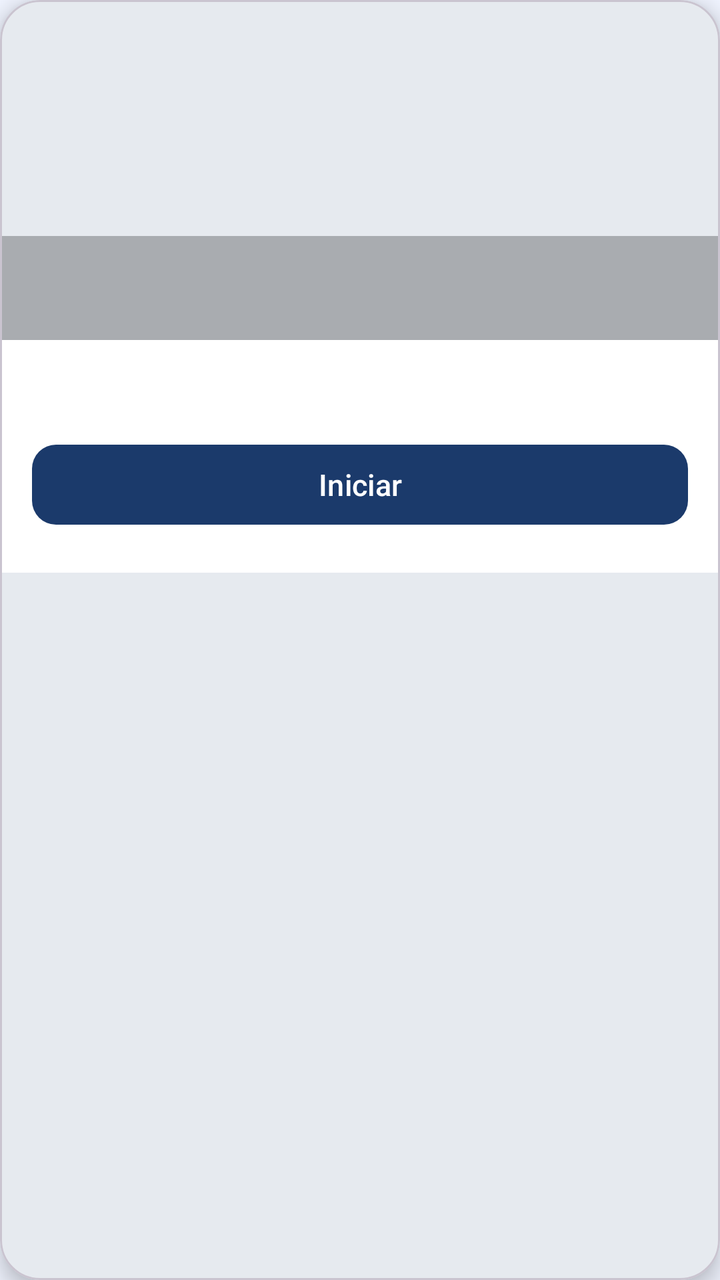
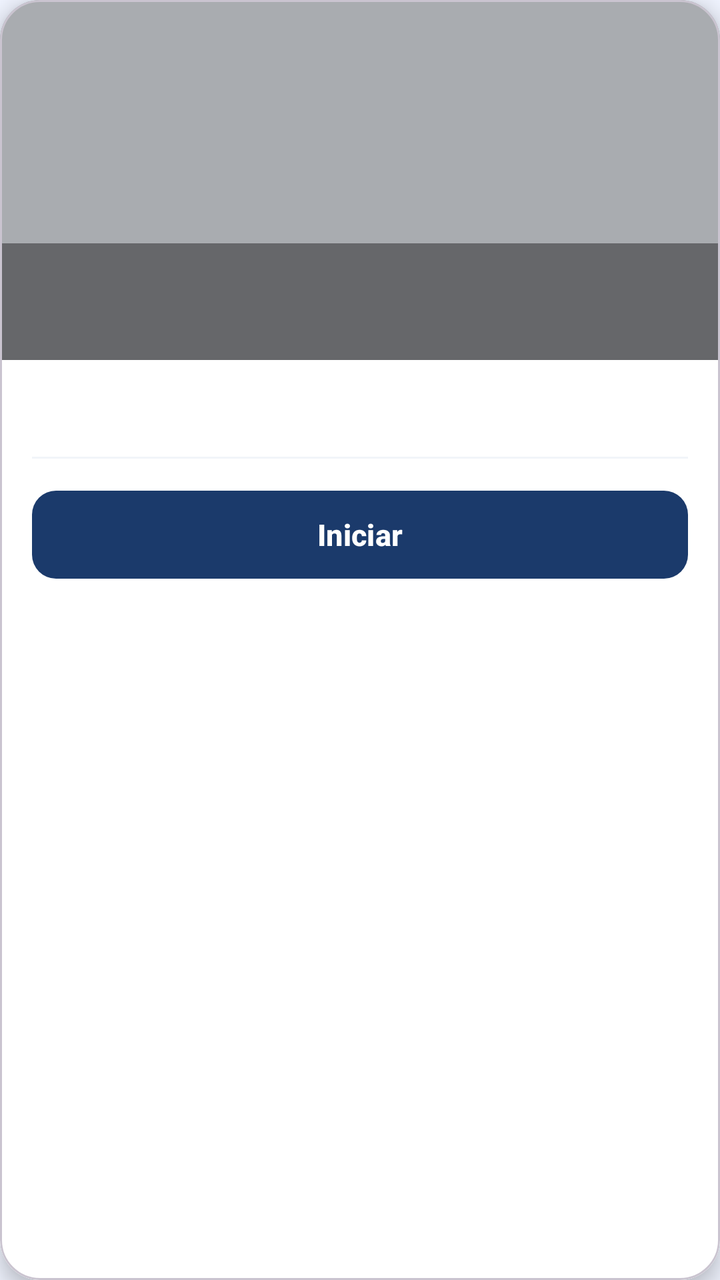

Compare the two renders of this Android layout. The source of the first and the diff that turns it into the second are given below.
<!-- AndroidManifest.xml: application theme Theme.GymApp -->
<!-- res/layout/item_day_card.xml -->
<?xml version="1.0" encoding="utf-8"?>
<com.google.android.material.card.MaterialCardView
    xmlns:android="http://schemas.android.com/apk/res/android"
    xmlns:app="http://schemas.android.com/apk/res-auto"
    android:layout_width="match_parent"
    android:layout_height="match_parent"
    app:cardCornerRadius="20dp"
    app:cardElevation="6dp"
    android:layout_marginStart="8dp"
    android:layout_marginEnd="8dp"
    android:layout_marginTop="4dp"
    android:layout_marginBottom="8dp"
    android:foreground="?attr/selectableItemBackground">

    <LinearLayout
        android:layout_width="match_parent"
        android:layout_height="wrap_content"
        android:orientation="vertical">

        
        <FrameLayout
            android:id="@+id/layout_day_header"
            android:layout_width="match_parent"
            android:layout_height="170dp">

            

            
            <TextView
                android:id="@+id/tv_day_emoji"
                android:layout_width="wrap_content"
                android:layout_height="wrap_content"
                android:layout_gravity="center"
                android:textSize="64sp"
                android:layout_marginBottom="32dp" />

            
            <LinearLayout
                android:layout_width="match_parent"
                android:layout_height="wrap_content"
                android:layout_gravity="bottom"
                android:orientation="horizontal"
                android:gravity="center_vertical"
                android:background="#44000000"
                android:paddingStart="16dp"
                android:paddingEnd="12dp"
                android:paddingTop="8dp"
                android:paddingBottom="8dp">

                <LinearLayout
                    android:layout_width="0dp"
                    android:layout_height="wrap_content"
                    android:layout_weight="1"
                    android:orientation="vertical">

                    <TextView
                        android:id="@+id/tv_day_number"
                        android:layout_width="wrap_content"
                        android:layout_height="wrap_content"
                        android:textColor="#FFFFFF"
                        android:alpha="0.85"
                        android:textSize="11sp"
                        android:textAllCaps="true"
                        android:letterSpacing="0.1" />

                    <TextView
                        android:id="@+id/tv_day_muscle"
                        android:layout_width="wrap_content"
                        android:layout_height="wrap_content"
                        android:textColor="#FFFFFF"
                        android:textSize="15sp"
                        android:textStyle="bold"
                        android:layout_marginTop="1dp" />
                </LinearLayout>

                
                <TextView
                    android:id="@+id/tv_suggested_badge"
                    android:layout_width="wrap_content"
                    android:layout_height="wrap_content"
                    android:text="⚡ HOY"
                    android:textSize="11sp"
                    android:textStyle="bold"
                    android:textColor="#FFFFFF"
                    android:background="@drawable/badge_today_bg"
                    android:paddingStart="10dp"
                    android:paddingEnd="10dp"
                    android:paddingTop="4dp"
                    android:paddingBottom="4dp"
                    android:visibility="gone" />
            </LinearLayout>
        </FrameLayout>

        
        <LinearLayout
            android:layout_width="match_parent"
            android:layout_height="wrap_content"
            android:orientation="vertical"
            android:background="#FFFFFF"
            android:paddingTop="12dp"
            android:paddingBottom="4dp">

            
            <TextView
                android:id="@+id/tv_day_sets_count"
                android:layout_width="wrap_content"
                android:layout_height="wrap_content"
                android:textColor="#64748B"
                android:textSize="12sp"
                android:paddingStart="16dp"
                android:paddingEnd="16dp"
                android:layout_marginBottom="8dp" />

            
            <LinearLayout
                android:id="@+id/layout_exercises"
                android:layout_width="match_parent"
                android:layout_height="wrap_content"
                android:orientation="vertical"
                android:paddingStart="16dp"
                android:paddingEnd="16dp" />

            
            <com.google.android.material.button.MaterialButton
                android:id="@+id/btn_start_day"
                android:layout_width="match_parent"
                android:layout_height="48dp"
                android:layout_marginStart="16dp"
                android:layout_marginEnd="16dp"
                android:layout_marginTop="12dp"
                android:layout_marginBottom="16dp"
                android:text="Iniciar"
                android:textColor="@color/white"
                android:textSize="15sp"
                app:cornerRadius="12dp" />

        </LinearLayout>

    </LinearLayout>

</com.google.android.material.card.MaterialCardView>
<!-- resources referenced by this layout -->
<resources>
  <color name="white">#FFFFFF</color>
  <!-- drawable badge_today_bg (drawable) -->
  <?xml version="1.0" encoding="utf-8"?>
  <shape xmlns:android="http://schemas.android.com/apk/res/android"
      android:shape="rectangle">
      <solid android:color="#33FFFFFF" />
      <corners android:radius="20dp" />
  </shape>
  <style name="Theme.GymApp" parent="Theme.Material3.Light.NoActionBar">
          <item name="colorPrimary">@color/colorPrimary</item>
          <item name="colorPrimaryVariant">@color/colorPrimaryVariant</item>
          <item name="colorOnPrimary">@color/colorOnPrimary</item>
          <item name="colorSecondary">@color/colorSecondary</item>
          <item name="colorOnSecondary">@color/colorOnSecondary</item>
          <item name="colorError">@color/colorError</item>
          <item name="colorOnError">@color/colorOnError</item>
          <item name="colorSurface">@color/colorSurface</item>
          <item name="colorOnSurface">@color/colorOnSurface</item>
          <item name="android:colorBackground">@color/colorBackground</item>
          <item name="colorOnBackground">@color/colorOnBackground</item>
          <item name="android:statusBarColor" tools:targetApi="l">@color/colorPrimaryDark</item>
      </style>
  <color name="colorPrimary">#1B3A6B</color>
  <color name="colorPrimaryVariant">#0F2549</color>
  <color name="colorOnPrimary">#FFFFFF</color>
  <color name="colorSecondary">#38BDF8</color>
  <color name="colorOnSecondary">#0F2549</color>
  <color name="colorError">#EF4444</color>
  <color name="colorOnError">#FFFFFF</color>
  <color name="colorSurface">#FFFFFF</color>
  <color name="colorOnSurface">#1A1A2E</color>
  <color name="colorBackground">#F0F4FF</color>
  <color name="colorOnBackground">#1A1A2E</color>
  <color name="colorPrimaryDark">#0F2549</color>
</resources>

<!-- the commit's change to res/layout/item_day_card.xml (unified diff, before → after) -->
@@ -14,25 +14,27 @@
 
     <LinearLayout
         android:layout_width="match_parent"
-        android:layout_height="wrap_content"
+        android:layout_height="match_parent"
         android:orientation="vertical">
 
         
         <FrameLayout
             android:id="@+id/layout_day_header"
             android:layout_width="match_parent"
-            android:layout_height="170dp">
+            android:layout_height="180dp">
+
+            <ImageView
+                android:id="@+id/iv_day_header"
+                android:layout_width="match_parent"
+                android:layout_height="match_parent"
+                android:scaleType="centerCrop"
+                android:contentDescription="@null" />
 
             
-
-            
-            <TextView
-                android:id="@+id/tv_day_emoji"
-                android:layout_width="wrap_content"
-                android:layout_height="wrap_content"
-                android:layout_gravity="center"
-                android:textSize="64sp"
-                android:layout_marginBottom="32dp" />
+            <View
+                android:layout_width="match_parent"
+                android:layout_height="match_parent"
+                android:background="#44000000" />
 
             
             <LinearLayout
@@ -41,11 +43,11 @@
                 android:layout_gravity="bottom"
                 android:orientation="horizontal"
                 android:gravity="center_vertical"
-                android:background="#44000000"
+                android:background="#66000000"
                 android:paddingStart="16dp"
                 android:paddingEnd="12dp"
-                android:paddingTop="8dp"
-                android:paddingBottom="8dp">
+                android:paddingTop="10dp"
+                android:paddingBottom="10dp">
 
                 <LinearLayout
                     android:layout_width="0dp"
@@ -68,12 +70,11 @@
                         android:layout_width="wrap_content"
                         android:layout_height="wrap_content"
                         android:textColor="#FFFFFF"
-                        android:textSize="15sp"
+                        android:textSize="16sp"
                         android:textStyle="bold"
-                        android:layout_marginTop="1dp" />
+                        android:layout_marginTop="2dp" />
                 </LinearLayout>
 
-                
                 <TextView
                     android:id="@+id/tv_suggested_badge"
                     android:layout_width="wrap_content"
@@ -92,49 +93,64 @@
         </FrameLayout>
 
         
-        <LinearLayout
+        <androidx.core.widget.NestedScrollView
             android:layout_width="match_parent"
-            android:layout_height="wrap_content"
-            android:orientation="vertical"
-            android:background="#FFFFFF"
-            android:paddingTop="12dp"
-            android:paddingBottom="4dp">
+            android:layout_height="0dp"
+            android:layout_weight="1"
+            android:background="#FFFFFF">
 
-            
-            <TextView
-                android:id="@+id/tv_day_sets_count"
-                android:layout_width="wrap_content"
-                android:layout_height="wrap_content"
-                android:textColor="#64748B"
-                android:textSize="12sp"
-                android:paddingStart="16dp"
-                android:paddingEnd="16dp"
-                android:layout_marginBottom="8dp" />
-
-            
             <LinearLayout
-                android:id="@+id/layout_exercises"
                 android:layout_width="match_parent"
                 android:layout_height="wrap_content"
                 android:orientation="vertical"
-                android:paddingStart="16dp"
-                android:paddingEnd="16dp" />
+                android:paddingTop="12dp"
+                android:paddingBottom="20dp">
 
-            
-            <com.google.android.material.button.MaterialButton
-                android:id="@+id/btn_start_day"
-                android:layout_width="match_parent"
-                android:layout_height="48dp"
-                android:layout_marginStart="16dp"
-                android:layout_marginEnd="16dp"
-                android:layout_marginTop="12dp"
-                android:layout_marginBottom="16dp"
-                android:text="Iniciar"
-                android:textColor="@color/white"
-                android:textSize="15sp"
-                app:cornerRadius="12dp" />
+                
+                <TextView
+                    android:id="@+id/tv_day_sets_count"
+                    android:layout_width="wrap_content"
+                    android:layout_height="wrap_content"
+                    android:textColor="#64748B"
+                    android:textSize="12sp"
+                    android:paddingStart="16dp"
+                    android:paddingEnd="16dp"
+                    android:layout_marginBottom="8dp" />
 
-        </LinearLayout>
+                
+                <LinearLayout
+                    android:id="@+id/layout_exercises"
+                    android:layout_width="match_parent"
+                    android:layout_height="wrap_content"
+                    android:orientation="vertical"
+                    android:paddingStart="16dp"
+                    android:paddingEnd="16dp" />
+
+                
+                <View
+                    android:layout_width="match_parent"
+                    android:layout_height="1dp"
+                    android:background="#F1F5F9"
+                    android:layout_marginTop="12dp"
+                    android:layout_marginStart="16dp"
+                    android:layout_marginEnd="16dp" />
+
+                
+                <com.google.android.material.button.MaterialButton
+                    android:id="@+id/btn_start_day"
+                    android:layout_width="match_parent"
+                    android:layout_height="52dp"
+                    android:layout_marginStart="16dp"
+                    android:layout_marginEnd="16dp"
+                    android:layout_marginTop="12dp"
+                    android:text="Iniciar"
+                    android:textColor="@color/white"
+                    android:textSize="15sp"
+                    android:textStyle="bold"
+                    app:cornerRadius="12dp" />
+
+            </LinearLayout>
+        </androidx.core.widget.NestedScrollView>
 
     </LinearLayout>
 
